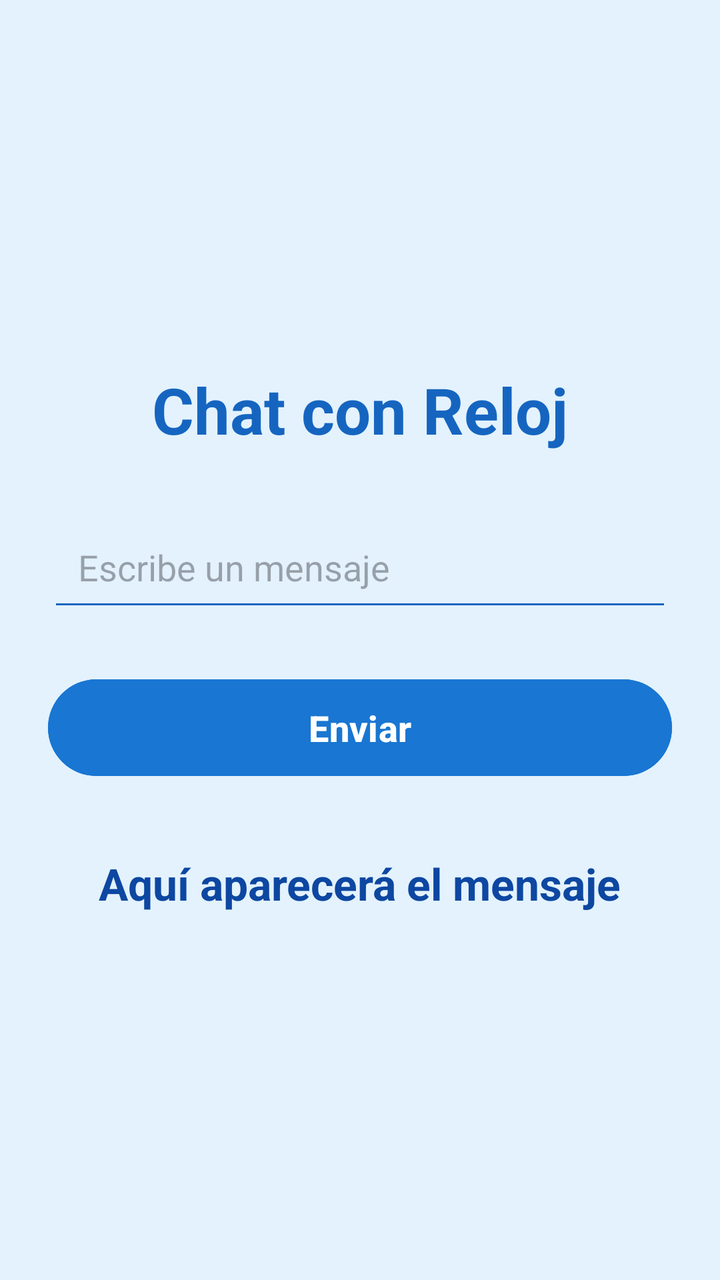
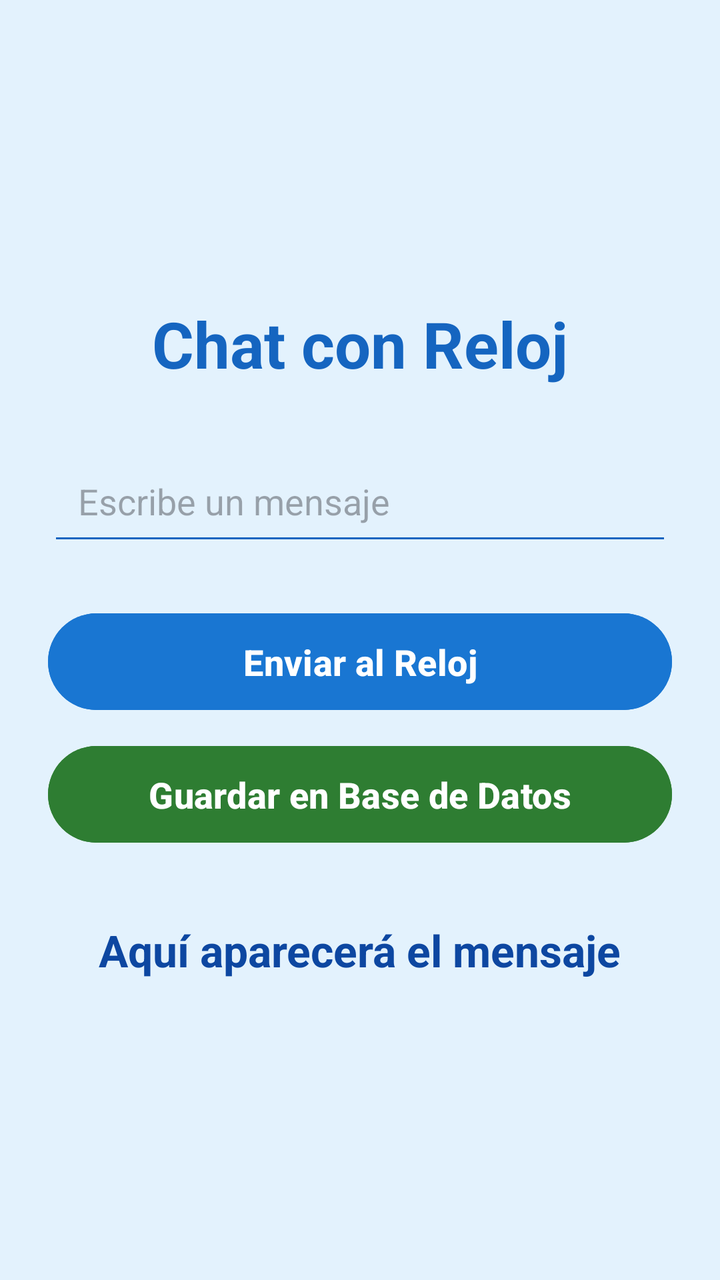

An Android layout rendered at two revisions. The XML below is the earlier revision; the diff shows what the commit changed to produce the second picture.
<!-- AndroidManifest.xml: application theme Theme.AplicacionMovil -->
<!-- res/layout/activity_main.xml -->
<?xml version="1.0" encoding="utf-8"?>
<LinearLayout
    xmlns:android="http://schemas.android.com/apk/res/android"
    android:layout_width="match_parent"
    android:layout_height="match_parent"
    android:orientation="vertical"
    android:gravity="center"
    android:padding="24dp"
    android:background="#E3F2FD">

    
    <TextView
        android:layout_width="wrap_content"
        android:layout_height="wrap_content"
        android:text="@string/titulo_app"
        android:textSize="32sp"
        android:textStyle="bold"
        android:textColor="#1565C0"
        android:layout_marginBottom="30dp"/>

    
    <EditText
        android:id="@+id/txtNombre"
        android:layout_width="match_parent"
        android:layout_height="wrap_content"
        android:hint="@string/escribe_un_mensaje"
        android:textSize="18sp"
        android:padding="15dp"
        android:backgroundTint="#1565C0"
        android:inputType="textShortMessage"
        android:autofillHints="none"/>

    
    <Button
        android:id="@+id/btnEnviar"
        android:layout_width="match_parent"
        android:layout_height="wrap_content"
        android:text="@string/enviar"
        android:textSize="18sp"
        android:textStyle="bold"
        android:layout_marginTop="25dp"
        android:padding="12dp"
        android:backgroundTint="#1976D2"
        android:textColor="#FFFFFF"/>

    
    <TextView
        android:id="@+id/lblTexto"
        android:layout_width="wrap_content"
        android:layout_height="wrap_content"
        android:text="@string/esperando_mensaje"
        android:textSize="22sp"
        android:textStyle="bold"
        android:textColor="#0D47A1"
        android:layout_marginTop="35dp"/>

</LinearLayout>
<!-- resources referenced by this layout -->
<resources>
  <string name="enviar">Enviar</string>
  <string name="escribe_un_mensaje">Escribe un mensaje</string>
  <string name="esperando_mensaje">Aquí aparecerá el mensaje</string>
  <string name="titulo_app">Chat con Reloj</string>
  <style name="Theme.AplicacionMovil" parent="Base.Theme.AplicacionMovil" />
  <style name="Base.Theme.AplicacionMovil" parent="Theme.Material3.DayNight.NoActionBar">
          
          
      </style>
</resources>

<!-- the commit's change to res/layout/activity_main.xml (unified diff, before → after) -->
@@ -35,12 +35,25 @@
         android:id="@+id/btnEnviar"
         android:layout_width="match_parent"
         android:layout_height="wrap_content"
-        android:text="@string/enviar"
+        android:text="Enviar al Reloj"
         android:textSize="18sp"
         android:textStyle="bold"
         android:layout_marginTop="25dp"
         android:padding="12dp"
         android:backgroundTint="#1976D2"
+        android:textColor="#FFFFFF"/>
+
+    
+    <Button
+        android:id="@+id/btnGuardarBD"
+        android:layout_width="match_parent"
+        android:layout_height="wrap_content"
+        android:text="Guardar en Base de Datos"
+        android:textSize="18sp"
+        android:textStyle="bold"
+        android:layout_marginTop="10dp"
+        android:padding="12dp"
+        android:backgroundTint="#2E7D32"
         android:textColor="#FFFFFF"/>
 
     
<!-- resource entries referenced after the edit -->
@@ -1,6 +1,5 @@
 <!-- resources referenced by this layout -->
 <resources>
-  <string name="enviar">Enviar</string>
   <string name="escribe_un_mensaje">Escribe un mensaje</string>
   <string name="esperando_mensaje">Aquí aparecerá el mensaje</string>
   <string name="titulo_app">Chat con Reloj</string>
